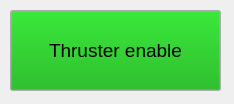
Above: rqt_vortex_thruster_enable/resource/MyPlugin.ui from vortexntnu/rov-gui before the change. Below: the same form after it.
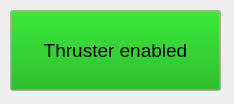
That is the form after the change.

```diff
--- a/rqt_vortex_thruster_enable/resource/MyPlugin.ui
+++ b/rqt_vortex_thruster_enable/resource/MyPlugin.ui
@@ -65,7 +65,7 @@
     </font>
    </property>
    <property name="text">
-    <string>Thruster enable</string>
+    <string>Thruster enabled</string>
    </property>
   </widget>
  </widget>
```
